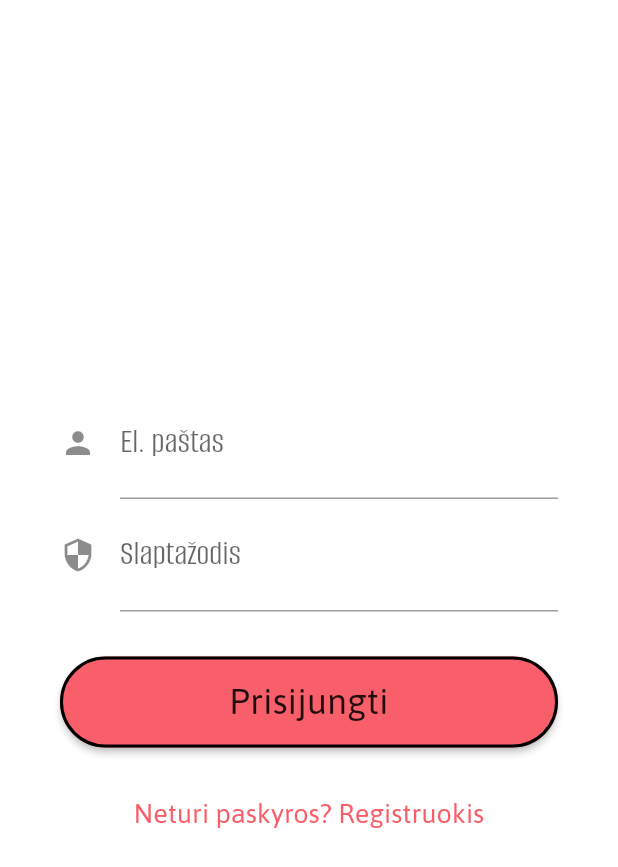
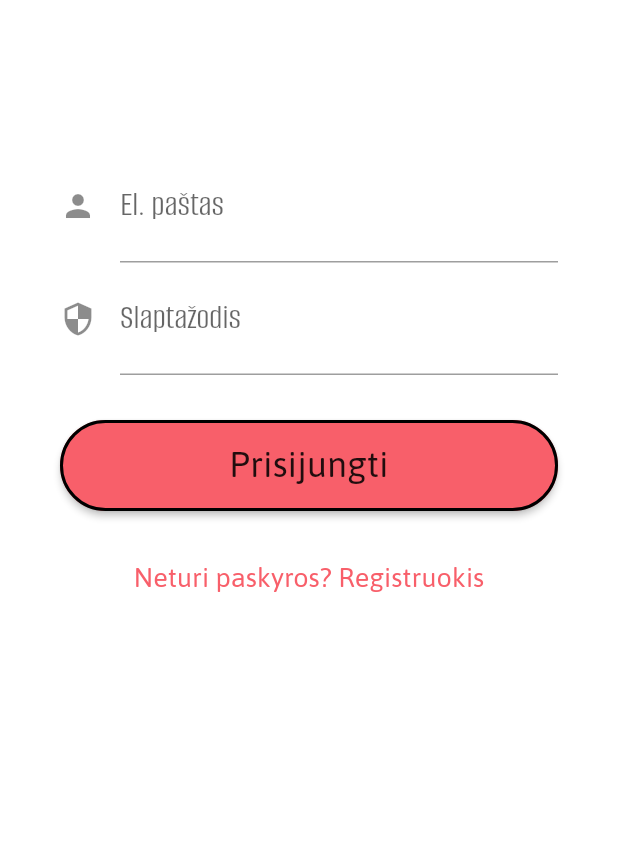
Before and after one commit to karina-klinkeviciute/rainbow-challenge-front, a Flutter app: the screen it shows after launch, after a tap on "Turi paskyrą? Prisijunk", on a phone screen of 412 x 824 dp. Shown: the top 867 px of the screen. Run offline on Flutter 3.47's test engine with Material 2 defaults, Android fonts, the phone set to English and light mode, and no system bars; our stand-ins replace bloc, connectivity_plus, dio, equatable, file_picker, flutter_bloc and 3 more; missing offline and left inert: qr_code_scanner; generated files the repository leaves out were written again; network calls fail.

```diff
--- a/lib/constants/app.dart
+++ b/lib/constants/app.dart
@@ -17,7 +17,6 @@ class AppRoute {
   static const String challenge = 'challenge';
 
   static const String profile = 'profile';
-  static const String shop = 'shop';
   static const String shopItems = 'shop_items';
   static const String regions = 'regions';
   static const String navigation = 'navigation';
--- a/lib/localization/app_lt.arb
+++ b/lib/localization/app_lt.arb
@@ -9,7 +9,7 @@
     "menu_navigation": "Navigacija",
     "menu_challenges_joined": "Pradėtos užduotys",
     "menu_about": "Apie",
-    "menu_qr_code": "QR kodo skanavimas",
+    "menu_qr_code": "QR kodas",
     "menu_shop": "Parduotuvė",
     "menu_messages": "Susirašinėjimai",
     "challenge_type_article": "Straipsniai",
@@ -38,5 +38,5 @@
     "action_login": "Prisijungti",
     "action_logout": "Atsijungti",
     "shop_welcome_text": "Čia galėsi keisti vaivorykštes į mielus daikčiukus",
-    "shop_subtitle_text": "Kelsk vaivorykštes į mielus daikčiukus"
+    "shop_subtitle_text": "Keisk vaivorykštes į mielus daikčiukus"
 }
--- a/lib/main.dart
+++ b/lib/main.dart
@@ -1,3 +1,5 @@
+import 'dart:io';
+
 import 'package:connectivity_plus/connectivity_plus.dart';
 import 'package:flutter/material.dart';
 import 'package:flutter_bloc/flutter_bloc.dart';
@@ -10,12 +12,18 @@ import 'package:rainbow_challenge/utils/repository/user_repository.dart';
 import 'package:rainbow_challenge/bloc/authentication_bloc.dart';
 
 //import 'package:rainbow_challenge/pages/splash.dart';
-import 'package:rainbow_challenge/pages/login/login_page.dart';
-import 'package:rainbow_challenge/pages/registration/registration_page.dart';
 import 'package:flutter_localizations/flutter_localizations.dart';
 import 'package:flutter_gen/gen_l10n/app_localizations.dart';
+import "package:flutter/services.dart";
 
-void main() {
+void main() async {
+  WidgetsFlutterBinding.ensureInitialized();
+
+  ByteData data =
+      await PlatformAssetBundle().load('assets/ca/lets-encrypt-r3.pem');
+  SecurityContext.defaultContext
+      .setTrustedCertificatesBytes(data.buffer.asUint8List());
+
   runApp(App(
       userRepository: UserRepository(),
       appRouter: AppRouter(),
--- a/lib/navigation/app_router.dart
+++ b/lib/navigation/app_router.dart
@@ -293,9 +293,6 @@ class AppRouter {
       case AppRoute.logout:
         return MaterialPageRoute(builder: (_) => LogoutPage());
 
-      case AppRoute.shop:
-        return MaterialPageRoute(builder: (_) => ShopPage());
-
       case AppRoute.shopItems:
         return MaterialPageRoute(builder: (_) => ShopItemsPage());
 
--- a/lib/pages/login/login_form.dart
+++ b/lib/pages/login/login_form.dart
@@ -37,10 +37,11 @@ class _LoginFormState extends State<LoginForm> {
       },
       child: BlocBuilder<LoginBloc, LoginState>(
         builder: (context, state) {
-          return Container(
+          return SingleChildScrollView(
+            child: Container(
               child: Form(
                 child: Padding(
-                padding: EdgeInsets.all(40.0),
+                  padding: EdgeInsets.fromLTRB(40, 100, 40, 40),
                   child: Column(
                     mainAxisAlignment: MainAxisAlignment.center,
                     crossAxisAlignment: CrossAxisAlignment.center,
@@ -52,7 +53,8 @@ class _LoginFormState extends State<LoginForm> {
                       ),
                       TextFormField(
                         decoration: InputDecoration(
-                          labelText: 'Slaptažodis', icon: Icon(Icons.security)),
+                            labelText: 'Slaptažodis',
+                            icon: Icon(Icons.security)),
                         controller: _passwordController,
                         obscureText: true,
                       ),
@@ -103,6 +105,7 @@ class _LoginFormState extends State<LoginForm> {
                   ),
                 ),
               ),
+            ),
           );
         },
       ),
--- a/lib/pages/navigation.dart
+++ b/lib/pages/navigation.dart
@@ -74,7 +74,7 @@ class _NavigationPageState extends State<NavigationPage>
                   _GridItem(
                     itemIcon: ThemeIcons.shop,
                     itemTitle: AppLocalizations.of(context)!.menu_shop,
-                    routeName: AppRoute.shop,
+                    routeName: AppRoute.shopItems,
                   ),
                   _GridItem(
                     itemIcon: ThemeIcons.about,
@@ -138,6 +138,8 @@ class _GridItem extends StatelessWidget {
               Container(
                   padding: const EdgeInsets.only(top: 5),
                   child: Text(itemTitle,
+                      maxLines: 1,
+                      textAlign: TextAlign.center,
                       // Theme of context not working.
                       style: ThemeHeadings.themeHeading4)),
             ]),
--- a/lib/pages/pages.dart
+++ b/lib/pages/pages.dart
@@ -25,6 +25,5 @@ export 'messages/messages_page.dart';
 export 'navigation.dart';
 export 'qr_code.dart';
 export 'regions/regions_page.dart';
-export 'shop.dart';
 export 'splash.dart';
 export 'welcome.dart';
--- a/lib/pages/registration/registration_form.dart
+++ b/lib/pages/registration/registration_form.dart
@@ -89,7 +89,10 @@ Widget _recoveryPassword(BuildContext context) {
                     userRepository: UserRepository(),
                   )));
     },
-    child: const Text('Užmiršai slaptažodį? Spausk čia'), //TODO localizations
+    child: const Text(
+      'Užmiršai slaptažodį? Spausk čia',
+      textAlign: TextAlign.center,
+    ), //TODO localizations
   );
 }
 
@@ -114,11 +117,11 @@ class _AgeInputField extends StatelessWidget {
           padding: const EdgeInsets.only(bottom: 16.0),
           child: DropdownButtonFormField<int>(
             decoration: InputDecoration(
-                contentPadding: EdgeInsets.symmetric(horizontal: 12),
+                contentPadding: EdgeInsets.fromLTRB(12, 0, 12, 3),
                 enabledBorder: UnderlineInputBorder(
                     borderSide:
                         BorderSide(color: ThemeColors.primaryColor, width: 1))),
-            hint: Text('Amžius*'),
+            hint: Text('Gimimo metai*'),
             value: _selectedValue,
             key: const Key('Age_textField'),
             onChanged: (year_of_birth) => context
@@ -244,7 +247,7 @@ class _GenderInputField extends StatelessWidget {
           padding: const EdgeInsets.only(bottom: 16.0),
           child: DropdownButtonFormField<String>(
             decoration: InputDecoration(
-              contentPadding: EdgeInsets.symmetric(horizontal: 12),
+              contentPadding: EdgeInsets.fromLTRB(12, 0, 12, 3),
               enabledBorder: UnderlineInputBorder(
                 borderSide:
                     BorderSide(color: ThemeColors.primaryColor, width: 1),
@@ -332,12 +335,16 @@ class _RegionInputField extends StatelessWidget {
           padding: const EdgeInsets.only(bottom: 16.0),
           child: DropdownButtonFormField<String>(
             decoration: InputDecoration(
-                contentPadding: EdgeInsets.symmetric(horizontal: 12),
+                contentPadding: EdgeInsets.fromLTRB(12, 0, 12, 3),
                 enabledBorder: UnderlineInputBorder(
                     borderSide:
                         BorderSide(color: ThemeColors.primaryColor, width: 1))),
             value: _selectedValue,
-            hint: Text('Regionas*'),
+            hint: Text(
+              'Regionas*',
+              textHeightBehavior:
+                  TextHeightBehavior(applyHeightToFirstAscent: true),
+            ),
             key: const Key('Region_textField'),
             items: _regions,
             onChanged: (regionID) => context
--- a/lib/theme/design_theme.dart
+++ b/lib/theme/design_theme.dart
@@ -22,7 +22,6 @@ class DesignTheme with ChangeNotifier {
               const IconThemeData(color: ThemeColors.neutralColorLight),
         ),
         primaryColor: ThemeColors.primaryColor,
-        primaryColorBrightness: Brightness.light,
         primaryColorLight: ThemeColors.primaryColor,
         primaryColorDark: ThemeColors.primaryColorDark,
         canvasColor: ThemeColors.bgColor,
--- a/pubspec.yaml
+++ b/pubspec.yaml
@@ -45,6 +45,7 @@ flutter:
 
   assets:
     - assets/fonts/
+    - assets/ca/
     - assets/images/
     - assets/images/achievements/
     - assets/images/dialogs/
```
Also changed, not shown: lib/pages/shop.dart (deleted, +0 -54 lines), lib/pages/shop/shop_items.dart (+10 -4 lines), lib/pages/shop/shop_page.dart (+16 -17 lines), 1 other file. Lines whose indentation alone changed are shown as unchanged.
